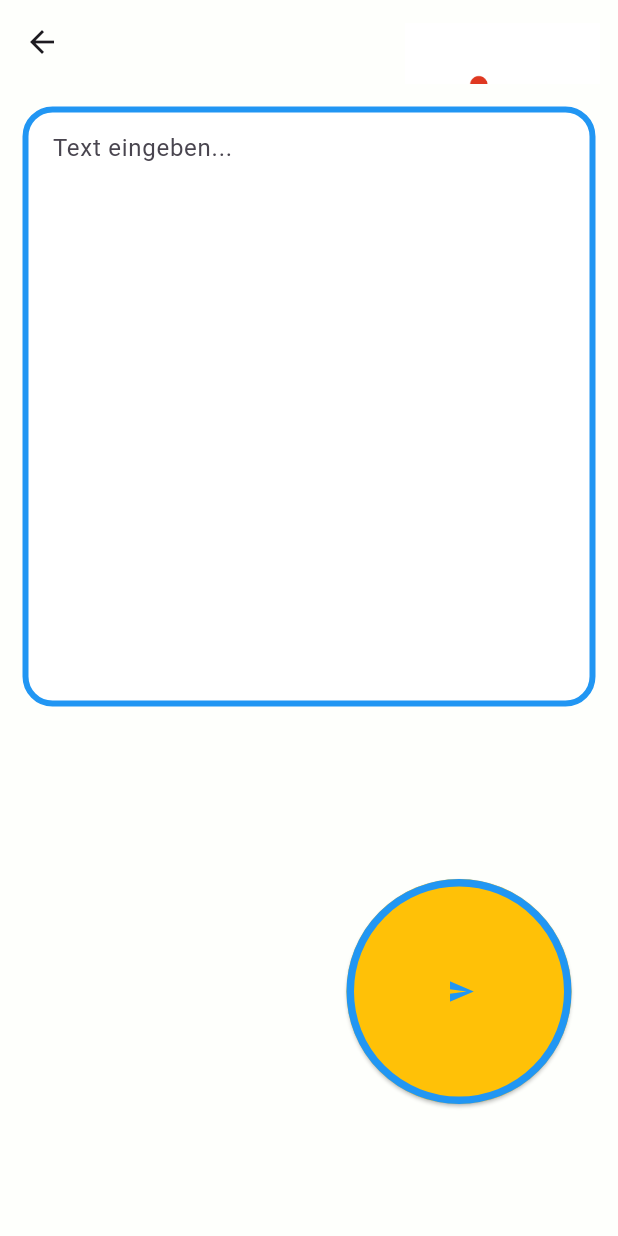
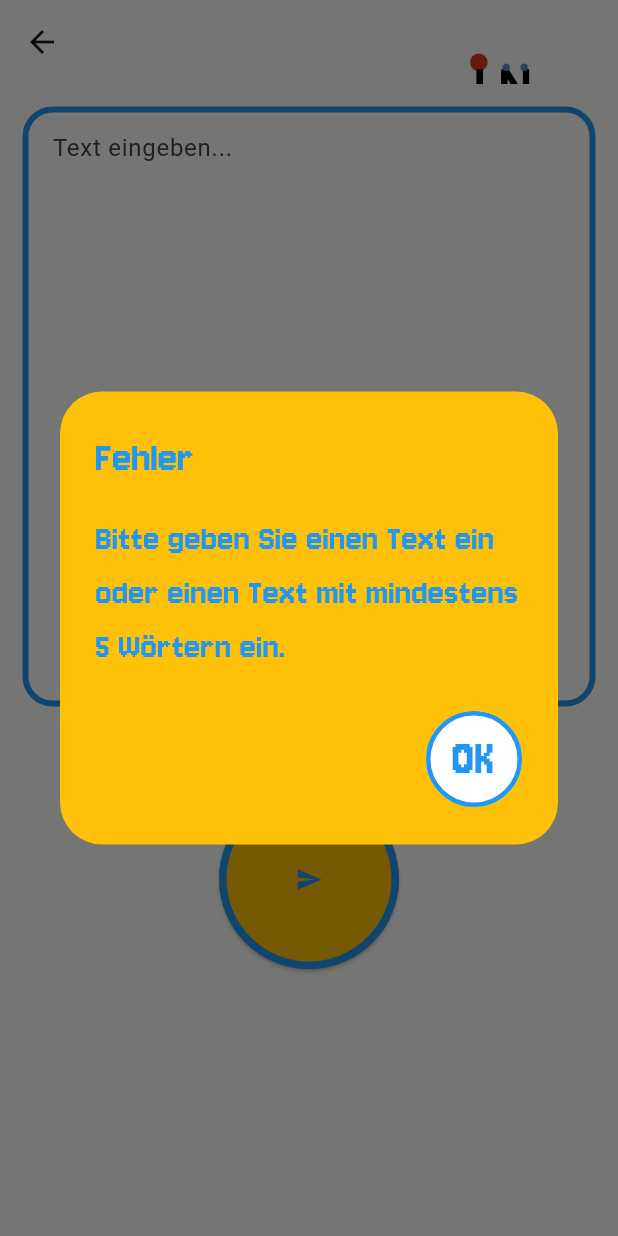
Before and after one commit to mohi-prog/first-project, a Flutter app: the Summarizer screen opened directly, after a tap on the "send" icon, on a phone screen of 412 x 824 dp. Run offline on Flutter 3.47's test engine with Material 3 defaults, Android fonts, the phone set to English and light mode, and no system bars; our stand-ins replace cloud_firestore, firebase_auth, firebase_core, flutter_dotenv, google_generative_ai, google_sign_in; accounts and stored records are empty.

Commit message:
Improved Ai Summarizer with loading and UX and user feedback and other things

```diff
--- a/lib/ai_service.dart
+++ b/lib/ai_service.dart
@@ -28,7 +28,7 @@ class AiService {
   Future<String> summarizeText(String text) async {
     final prompt =
         '''
-Fasse den folgenden Text kurz, einfach und max. 50 Wörtern zusammen, also deine Antwort soll maximal 50 Wörtern zusammengefasst sein und dann punkt:
+Fasse den folgenden Text kurz, einfach und max. 50 Wörtern zusammen, also deine Antwort soll maximal 50 Wörtern zusammengefasst sein und dann punkt und mach es in einer einfachen Sprache so b1-b2 niveau:
 
 $text
 ''';
--- a/lib/summarizer.dart
+++ b/lib/summarizer.dart
@@ -14,19 +14,20 @@ class _SummarizerState extends State<Summarizer> {
   Widget build(BuildContext context) {
     return Scaffold(
       backgroundColor: const Color.fromARGB(255, 254, 255, 252),
+      resizeToAvoidBottomInset: true,
       appBar: AppBar(
         backgroundColor: const Color.fromARGB(255, 254, 255, 252),
         flexibleSpace: Stack(
           children: [
             Positioned(
-              top: 15,
+              top: 0,
               left: 270,
               width: 130,
               height: 130,
               child: Image.asset('assets/images/Logo.png'),
             ),
             const Positioned(
-              top: 60,
+              top: 45,
               left: 80,
               child: Text(
                 'Summarizer',
@@ -59,32 +60,28 @@ class _SummarizeState extends State<Summarize> {
 
   @override
   void dispose() {
-    _controller.dispose(); // ← WICHTIG: Memory Leak vermeiden
+    _controller.dispose();
     super.dispose();
   }
 
   @override
   Widget build(BuildContext context) {
-    return Column(
+    return SingleChildScrollView(
+      child: Column(
         children: [
           Padding(
-          padding: EdgeInsetsGeometry.all(15),
-          child: Expanded(
-            child: Container(
+            padding: const EdgeInsets.all(15),
+            child: SizedBox(
               height: 400,
               child: TextField(
                 controller: _controller,
-
-                // ← DIESE ZWEI ZEILEN SIND DER FIX!
-                maxLines: null, // ← Erlaubt unbegrenzte Zeilen (NICHT 0!)
-                expands: true, // ← Füllt die Container-Höhe
-
+                maxLines: null,
+                expands: true,
                 textAlignVertical: TextAlignVertical.top,
-
                 decoration: InputDecoration(
-                  hintText: 'Text eingeben...', // ← Hilfreich
-                  filled: true, // ← Hintergrund
-                  fillColor: Colors.white, // ← Weiß
+                  hintText: 'Text eingeben...',
+                  filled: true,
+                  fillColor: Colors.white,
                   enabledBorder: OutlineInputBorder(
                     borderRadius: BorderRadius.circular(20),
                     borderSide: const BorderSide(width: 4, color: Colors.blue),
@@ -93,29 +90,82 @@ class _SummarizeState extends State<Summarize> {
                     borderRadius: BorderRadius.circular(20),
                     borderSide: const BorderSide(width: 4, color: Colors.blue),
                   ),
-                  contentPadding: const EdgeInsets.all(16), // ← Innenabstand
+                  contentPadding: const EdgeInsets.all(16),
                 ),
               ),
             ),
           ),
-        ),
-        Padding(
-          padding: EdgeInsetsGeometry.only(top: 100, left: 200),
-          child: SizedBox(
-            height: 150,
-            width: 150,
-            child: Expanded(
+
+          const SizedBox(height: 40),
+
+          SizedBox(
+            height: 120,
+            width: 120,
             child: ElevatedButton(
               style: ElevatedButton.styleFrom(
                 backgroundColor: Colors.amber,
-
-                  shape: CircleBorder(
+                shape: const CircleBorder(
                   side: BorderSide(color: Colors.blue, width: 5),
                 ),
-                  padding: EdgeInsets.all(0),
               ),
+              onPressed: isLoading
+                  ? null
+                  : () async {
+                      if (_controller.text.trim().isEmpty ||
+                          _controller.text.length < 5) {
+                        showDialog(
+                          context: context,
+                          builder: (_) => AlertDialog(
+                            backgroundColor: Colors.amber,
+                            title: const Text(
+                              'Fehler',
+                              style: TextStyle(
+                                color: Colors.blue,
+                                fontFamily: 'Jersey',
+                                fontSize: 30,
+                              ),
+                            ),
+                            content: const Text(
+                              'Bitte geben Sie einen Text ein oder einen Text mit mindestens 5 Wörtern ein.',
+                              style: TextStyle(
+                                color: Colors.blue,
+                                fontFamily: 'Jersey',
+                                fontSize: 25,
+                              ),
+                            ),
+                            actions: [
+                              TextButton(
+                                style: ButtonStyle(
+                                  backgroundColor: MaterialStateProperty.all(
+                                    Colors.white,
+                                  ),
+                                  shape: MaterialStateProperty.all(
+                                    CircleBorder(
+                                      side: BorderSide(
+                                        color: Colors.blue,
+                                        width: 3,
+                                      ),
+                                    ),
+                                  ),
+                                ),
+                                onPressed: () => Navigator.pop(context),
 
-                onPressed: () async {
+                                child: const Text(
+                                  'OK',
+
+                                  style: TextStyle(
+                                    color: Colors.blue,
+                                    fontFamily: 'Jersey',
+                                    fontSize: 35,
+                                  ),
+                                ),
+                              ),
+                            ],
+                          ),
+                        );
+                        return;
+                      }
+
                       setState(() => isLoading = true);
 
                       final result = await _aiService.summarizeText(
@@ -130,17 +180,27 @@ class _SummarizeState extends State<Summarize> {
                           builder: (_) => SummarizeText(resultText: result),
                         ),
                       );
-                },
-
-                child: Padding(
-                  padding: EdgeInsetsGeometry.only(left: 3),
-                  child: Icon(Icons.send, color: Colors.blue),
+                      ScaffoldMessenger.of(context).showSnackBar(
+                        const SnackBar(
+                          backgroundColor: Colors.amber,
+                          content: Text(
+                            'Zusammenfassung erstellt!',
+                            style: TextStyle(
+                              color: Colors.blue,
+                              fontFamily: 'Jersey',
+                              fontSize: 18,
                             ),
                           ),
                         ),
+                      );
+                    },
+              child: isLoading
+                  ? const CircularProgressIndicator()
+                  : const Icon(Icons.send, color: Colors.blue),
             ),
           ),
         ],
+      ),
     );
   }
 }
```
Lines whose indentation alone changed are shown as unchanged.
